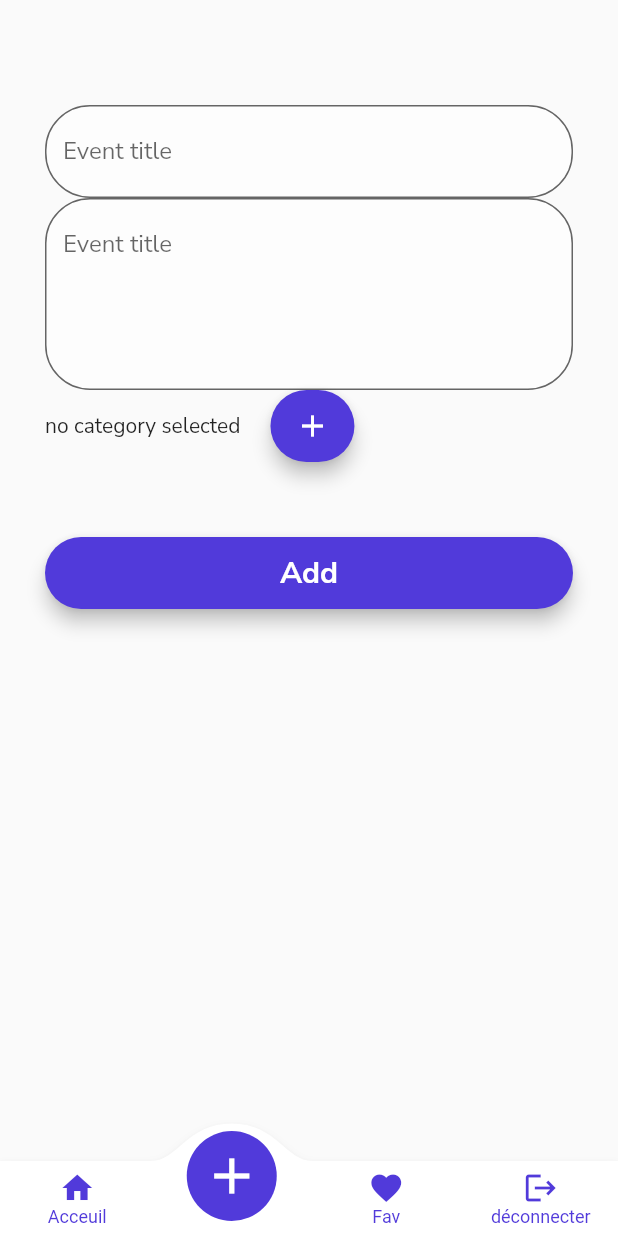
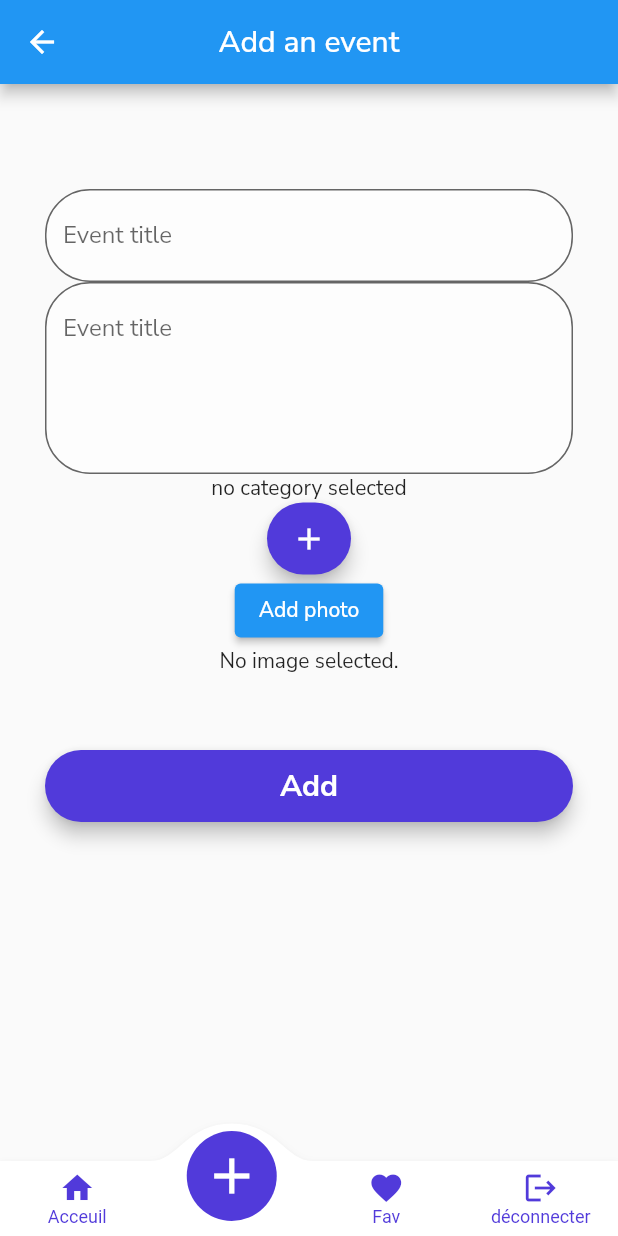
Before and after one commit to KawtherGacem/Evento, a Flutter app: the Dashboard screen opened directly with empty values, item 2 of the bottom bar chosen, after a tap on the "add" icon, on a phone screen of 412 x 824 dp. Run offline on Flutter 3.47's test engine with Material 2 defaults, Android fonts, the light colour scheme and no system bars; drawn by our look-alikes of convex_bottom_bar; our stand-ins replace cloud_firestore, firebase_auth, firebase_core, firebase_storage, flutter_screenutil, fluttertoast and 7 more; missing offline and left inert: dart:ffi, filter_list; accounts and stored records are empty; network calls fail.

Commit message:
added photos to storage

```diff
--- a/lib/addEvent.dart
+++ b/lib/addEvent.dart
@@ -1,3 +1,6 @@
+import 'dart:io';
+
+import 'package:cloud_firestore/cloud_firestore.dart';
 import 'package:evetoapp/controllers/addEventController.dart';
 import 'package:filter_list/filter_list.dart';
 import 'package:firebase_auth/firebase_auth.dart';
@@ -5,6 +8,9 @@ import 'package:flutter/cupertino.dart';
 import 'package:flutter/material.dart';
 import 'package:fluttertoast/fluttertoast.dart';
 import 'package:get/get.dart';
+import 'package:image_picker/image_picker.dart';
+import 'package:firebase_storage/firebase_storage.dart';
+import 'package:path/path.dart';
 
 class addEvent extends StatefulWidget {
   const addEvent({Key? key}) : super(key: key);
@@ -22,6 +28,8 @@ class _addEventState extends State<addEvent> {
   static final TextEditingController descriptionController = TextEditingController();
   final _auth = FirebaseAuth.instance;
   addEventController eventController= addEventController();
+
+
 
   @override
   void initState() {
@@ -84,7 +92,9 @@ class _addEventState extends State<addEvent> {
         )
     ),
   );
-
+  File imageFile = File("gs://evento-app-2022.appspot.com/images/logo evento tali.png");
+  var _image;
+  var DownLoadUrl;
 
   @override
   Widget build(BuildContext context) {
@@ -114,8 +124,49 @@ class _addEventState extends State<addEvent> {
      );
    }
 
+    Future getImage() async {
 
-   return Container(
+      var image = await ImagePicker().pickImage(source: ImageSource.gallery);
+      setState(() {
+        _image = File(image!.path);
+      });
+
+    }
+
+    Future uploadPic(BuildContext context) async {
+      Reference ref = FirebaseStorage.instance.ref();
+      TaskSnapshot addImg =
+      await ref.child("image/"+DateTime.now().toString()).putFile(_image!);
+      if (addImg.state == TaskState.success) {
+        print("added to Firebase Storage");
+      }
+       var DUrl = addImg.ref.getDownloadURL();
+      await DUrl.then((result)  {
+        setState(() {
+          if (result is String){
+            DownLoadUrl=result;
+          }
+        });
+      });
+      // setState((){
+      //   DownLoadUrl = DUrl ;
+      //  });
+      // String fileName = basename(_image.path);
+      // FirebaseStorage storage = FirebaseStorage.instance;
+      // Reference firebaseStorageRef = storage.ref()
+      //     .child("images/");
+      // UploadTask uploadTask = firebaseStorageRef.putFile(File(_image.path));
+      // uploadTask.then((res) {
+      //   return res.ref.getDownloadURL();
+      // });
+    }
+
+      return Scaffold(
+        appBar: AppBar(
+          title: Text("Add an event"),
+          centerTitle: true,
+        ),
+        body: Container(
         child: SingleChildScrollView(
           child: Padding(
             padding: const EdgeInsets.all(30.0),
@@ -130,10 +181,7 @@ class _addEventState extends State<addEvent> {
                 Container(
                     child: descriptionField),
 
-              Row(
-                children: [
-                  Column(
-                  children: [
+
                 Obx(()=> controller.selectedList.value.length==0 ? Text("no category selected")
                     :Wrap(
                         children:
@@ -146,8 +194,8 @@ class _addEventState extends State<addEvent> {
                             )).toList()
 
                 )),
-                  ],
-                ),SizedBox(
+
+                 SizedBox(
                     width: 20,
                   ),
                     Material(
@@ -162,11 +210,18 @@ class _addEventState extends State<addEvent> {
                         },
                         child: Icon(Icons.add,color: Colors.white,),
                       ),
-                  )
-
-                ]
                     ),
-
+                ElevatedButton(
+                    onPressed: (){
+                      getImage();
+                      },
+                    child: Text("Add photo")),
+                _image == null
+                    ? Text('No image selected.')
+                    : Image.file(File(
+                  _image.path),
+                  height: 300,
+                ),
                 SizedBox(
                   height: 50,
                 ),
@@ -176,8 +231,9 @@ class _addEventState extends State<addEvent> {
                   color: const Color(0xFF513ADA),
                   child: MaterialButton(
                     minWidth: MediaQuery.of(context).size.width,
-                  onPressed: (){
-                      eventController.addNewEvent(titleController.text,descriptionController.text,controller.selectedList,_auth.currentUser);
+                    onPressed: () async {
+                        await uploadPic(context);
+                        eventController.addNewEvent(titleController.text,descriptionController.text,controller.selectedList,_auth.currentUser,DownLoadUrl.toString());
                         Fluttertoast.showToast(msg: "Event added");
 
                     },
@@ -191,6 +247,46 @@ class _addEventState extends State<addEvent> {
             ),
           ),
         )
+    ),
       );
+
+
   }
+
+  // Widget _imageSection(BuildContext context) {
+  //   return (_image == null)
+  //       ? Stack(
+  //       children:[
+  //         Icon(Icons.add_a_photo_outlined),
+  //         Container(
+  //           width:
+  //           MediaQuery.of(context).size.width,
+  //           height: 220,
+  //           child: Card(
+  //             elevation: 3.0,
+  //             color: Colors.white,
+  //             shadowColor: Colors.grey,
+  //             child: Text("No image selected"),
+  //           ),
+  //         ),
+  //       ]
+  //       )
+  //           : Stack(
+  //            children:[
+  //              Icon(Icons.add_a_photo_outlined),
+  //              Container(
+  //             width: MediaQuery.of(context).size.width,
+  //             height:450,
+  //             child: Column(
+  //               children: [
+  //                 Image.file(File(_image.path),
+  //                   fit: BoxFit.cover,
+  //                 ),
+  //               ],
+  //             ),
+  //           ),
+  //
+  //
+  //            ]);
+  //         }
 }
--- a/lib/controllers/addEventController.dart
+++ b/lib/controllers/addEventController.dart
@@ -6,7 +6,7 @@ class addEventController {
 
   final firestoreInstance = FirebaseFirestore.instance;
 
-   void addNewEvent(String title,String description,List<String> list,User? user) {
+   void addNewEvent(String title,String description,List<String> list,User? user,String downLoadUrl) {
     firestoreInstance.collection("events").add(
         {
           "title" : title,
@@ -14,6 +14,7 @@ class addEventController {
           "uid" : user?.uid,
           "organizerName":user?.displayName,
           "organizerPhoto":user?.photoURL,
+          "photoUrl":downLoadUrl,
           "category" : list
         }).then((value){
       print(value.id);
--- a/lib/dashboard.dart
+++ b/lib/dashboard.dart
@@ -86,11 +86,20 @@ class _DashboardState extends State<Dashboard> {
     );
   }
 
-  void onItemTapped(int index) {
-    setState(() {
+  void onItemTapped(int index) async{
+
       selectedIndex = index;
-    });
-  }
+      if (index==3){
+        await LoginController.signOut(context: context);
+        Navigator.push(
+            context,
+            MaterialPageRoute(
+                builder: (context) =>
+                const Login()));
+      }
+
+    setState(() { });
+}
   Widget loggedInUser() {
     return SizedBox(
       height: 100,
--- a/lib/homePage.dart
+++ b/lib/homePage.dart
@@ -68,21 +68,31 @@ class _HomePageState extends State<HomePage>  {
                           return ListView.builder(
                               itemCount: snapshot.data?.length,
                               itemBuilder: (context, index) {
-                                return ListTile(
-                                  title: Text(snapshot.data[index].data()["title"]),
-                                  onTap: (){
-                                    Get.to(EventPage(event: snapshot.data[index]));
-                                  },
+                                return Card(
+                                  child: GestureDetector(
+                                      child: Container(
+                                          child: Column(
+                                            children: [
+                                              // Image(image: Image.network(snapshot.data[index].data()["photoUrl"]).image),
+                                              Text(snapshot.data[index].data()["title"],),
+                                            ],
+                                          )),
+                                      onTap: (){
+                                          Get.to(EventPage(event: snapshot.data[index]));
+                                        },
+                                      ),
                                 );
-
                           });
-                        } else if (snapshot.hasError) {
+                        } else
+                          if (snapshot.hasError) {
                           return Text('${snapshot.error}');
                         }
                         // By default, show a loading spinner.
-                        return Padding(
-                          padding: EdgeInsets.symmetric(vertical: 50,horizontal: 25),
-                            child: CircularProgressIndicator());
+                        return Center(
+                          heightFactor: 50,
+                            widthFactor: 50,
+                            child: CircularProgressIndicator(semanticsLabel: "Loading events...",
+                              strokeWidth: 2,color: Colors.black,));
                       },
                     ),
                     // child: ListView.builder(
--- a/lib/login.dart
+++ b/lib/login.dart
@@ -106,7 +106,7 @@ class _LoginState extends State<Login> {
 
     return ScreenUtilInit(
           designSize: const Size(1080,2280),
-          builder: (context) {
+          builder: (_) {
             return Scaffold(
               resizeToAvoidBottomInset:false,
               body: SingleChildScrollView(
--- a/lib/main.dart
+++ b/lib/main.dart
@@ -21,7 +21,7 @@ class MyApp extends StatelessWidget {
   Widget build(BuildContext context) {
     return ScreenUtilInit(
       designSize: Size(1080,2280),
-      builder: (context) {
+      builder: (_) {
         return GetMaterialApp(
             debugShowCheckedModeBanner: false,
             theme: ThemeData(
--- a/pubspec.yaml
+++ b/pubspec.yaml
@@ -47,6 +47,7 @@ dependencies:
   flutter_facebook_auth: ^4.3.0
   font_awesome_flutter: ^10.1.0
   firebase_storage: ^10.2.14
+  image_picker: ^0.8.5
   filter_list: ^1.0.1
   get: ^4.6.1
 
```
Also changed, not shown: pubspec.lock. Lines whose indentation alone changed are shown as unchanged.
